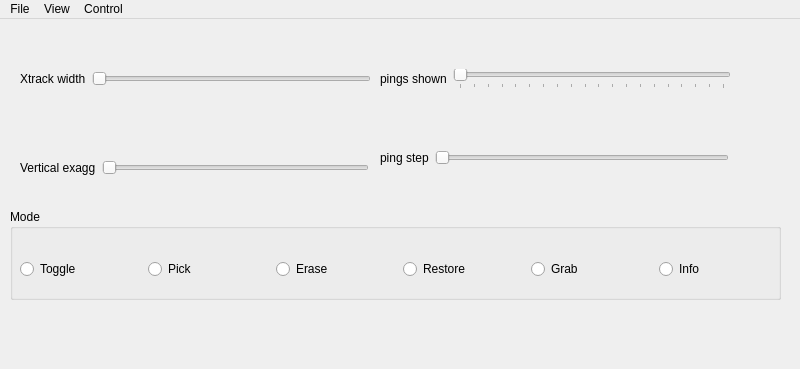
The window that src/qt-mbedit/mainwindow.ui (dwcaress/MB-System) describes before a commit, drawn with Qt 5; both pictures show x 0 to 800 and y 0 to 369 of the 800 by 600 pixel window.
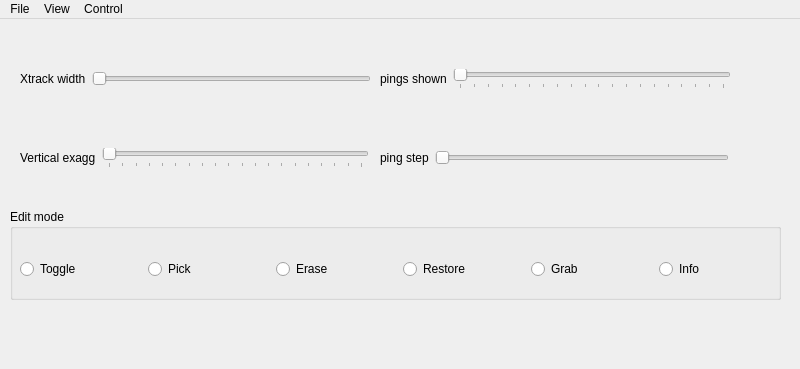
The same window after the commit.

Commit message: generated by qtcreator/designer

Patch:
```diff
--- a/src/qt-mbedit/mainwindow.ui
+++ b/src/qt-mbedit/mainwindow.ui
@@ -24,7 +24,7 @@
      </rect>
     </property>
     <property name="title">
-     <string>Mode</string>
+     <string>Edit mode</string>
     </property>
     <widget class="QWidget" name="horizontalLayoutWidget">
      <property name="geometry">
@@ -172,7 +172,7 @@
     <property name="geometry">
      <rect>
       <x>20</x>
-      <y>110</y>
+      <y>100</y>
       <width>349</width>
       <height>78</height>
      </rect>
@@ -196,6 +196,12 @@
        <property name="orientation">
         <enum>Qt::Horizontal</enum>
        </property>
+       <property name="tickPosition">
+        <enum>QSlider::TicksBelow</enum>
+       </property>
+       <property name="tickInterval">
+        <number>1</number>
+       </property>
       </widget>
      </item>
     </layout>
```
Left out of the diff: 251 changed lines with no effect on the pictures.
